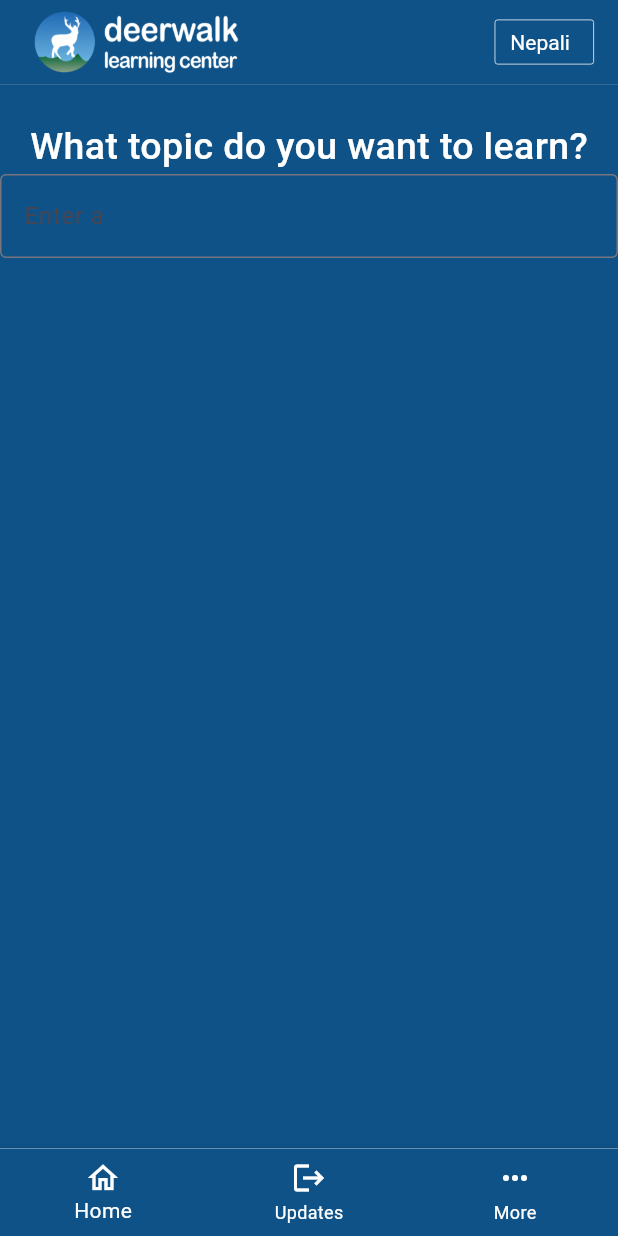
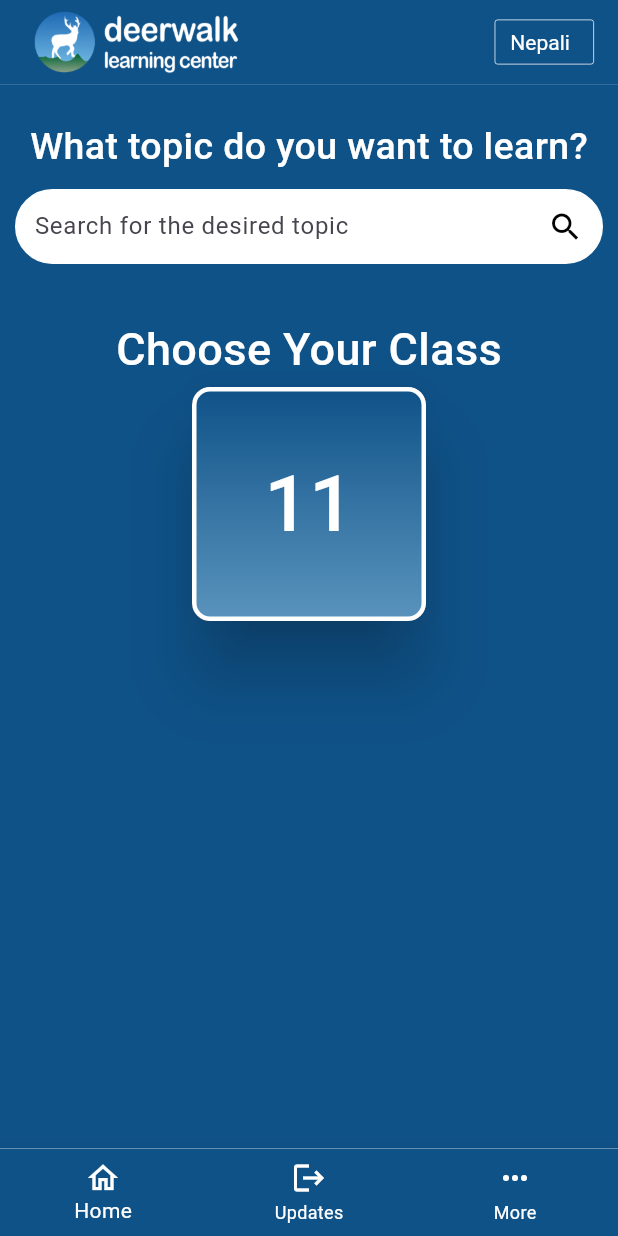
Before and after one commit to deerwalkrnd/dlc_mobile_app, a Flutter app: the screen it shows after launch, on a phone screen of 412 x 824 dp. Run offline on Flutter 3.47's test engine with Material 3 defaults, Android fonts, the phone set to English and light mode, and no system bars.

Commit message:
home page push

```diff
--- a/lib/pages/more.dart
+++ b/lib/pages/more.dart
@@ -1 +1,18 @@
 import 'package:flutter/material.dart';
+
+class MorePage extends StatefulWidget {
+  const MorePage({super.key});
+
+  @override
+  State<MorePage> createState() => _MorePageState();
+}
+
+class _MorePageState extends State<MorePage> {
+  @override
+  Widget build(BuildContext context) {
+    return Scaffold(
+      appBar: AppBar(title: Text("More Page"),),
+      body: Container(),
+    );
+  }
+}
--- a/lib/pages/subject.dart
+++ b/lib/pages/subject.dart
@@ -1,5 +1,6 @@
+import 'package:flutter/cupertino.dart';
 import 'package:flutter/material.dart';
-
+import 'package:flutter/widgets.dart';
 
 class Subject extends StatefulWidget {
   const Subject({super.key});
@@ -11,11 +12,11 @@ class Subject extends StatefulWidget {
 class _SubjectState extends State<Subject> {
   @override
   Widget build(BuildContext context) {
-    return const Scaffold(
+    return Scaffold(
       body: Column(
         children: [
-            Padding(padding: EdgeInsets.all(12)),
-            Center(
+          const Padding(padding: EdgeInsets.all(12.0)),
+          const Center(
             child: Text(
               'What topic do you want to learn?',
               style: TextStyle(
@@ -26,11 +27,91 @@ class _SubjectState extends State<Subject> {
               ),
             ),
           ),
-            TextField(
+          Padding(
+            padding: const EdgeInsets.all(10.0),
+            child: Container(
+              decoration: BoxDecoration(
+                color: Colors.white,
+                border: Border.all(color: Colors.white),
+                borderRadius: BorderRadius.circular(32),
+              ),
+              padding: const EdgeInsets.symmetric(
+                  horizontal: 12), // Added padding for text field
+              child: const Row(
+                children: [
+                  Expanded(
+                    child: TextField(
                       decoration: InputDecoration(
-                border: OutlineInputBorder(),
-                hintText: 'Enter a'
+                        hintText: 'Search for the desired topic',
+                        border: InputBorder.none, // Removed default border
                       ),
+                    ),
+                  ),
+                  Icon(Icons.search, color: Colors.black),
+                ],
+              ),
+            ),
+          ),
+           Container(
+            margin: EdgeInsets.only(top: 25),
+             child: const Text(
+               "Choose Your Class",
+               style: TextStyle(
+                   fontWeight: FontWeight.w500,
+                   fontSize: 30,
+                   color: Colors.white),
+             ),
+           ),
+          Wrap(
+            alignment: WrapAlignment.center,
+            children: [
+              Padding(
+                padding: const EdgeInsets.only(bottom: 40),
+                child: Card(
+                  elevation: 20,
+                  clipBehavior: Clip.hardEdge,
+                  child: Container(
+                    decoration: BoxDecoration(
+                      boxShadow: [
+                        BoxShadow(
+                          spreadRadius: 5,
+                          blurRadius: 6,
+                          offset: const Offset(-6.0, 6.00),
+                        ),
+                      ],
+                      border: Border.all(color: Colors.white, width: 3),
+                      borderRadius: BorderRadius.circular(12),
+                      gradient: LinearGradient(
+                        begin: Alignment.topCenter,
+                        end: Alignment.bottomCenter,
+                        colors: [
+                          Color(0xFF0f5288), // First color with opacity
+                          Color(0xFF5A94BD),
+                        ],
+                      ),
+                    ),
+                    child: InkWell(
+                      onTap: () {},
+                      child: SizedBox(
+                        width: 150,
+                        height: 150,
+                        child: Center(
+                          child: Text(
+                            "11",
+                            style: TextStyle(
+                                fontSize: 52,
+                                fontWeight: FontWeight.w500,
+                                color: Colors.white),
+                          ),
+                        ),
+                      ),
+                      splashColor: Colors.blue.withAlpha(40),
+                    ),
+                  ),
+                ),
+              ),
+
+            ],
           )
         ],
       ),
--- a/pubspec.yaml
+++ b/pubspec.yaml
@@ -58,9 +58,9 @@ flutter:
   # the material Icons class.
   uses-material-design: true
 
-  # To add assets to your application, add an assets section, like this:
+  # To add assets to your application,s add an assets section, like this:
   assets:
-    - assets/images/
+    - assets/images/deerwalklearning.png
 
 
   # An image asset can refer to one or more resolution-specific "variants", see
```
Lines whose indentation alone changed are shown as unchanged.
